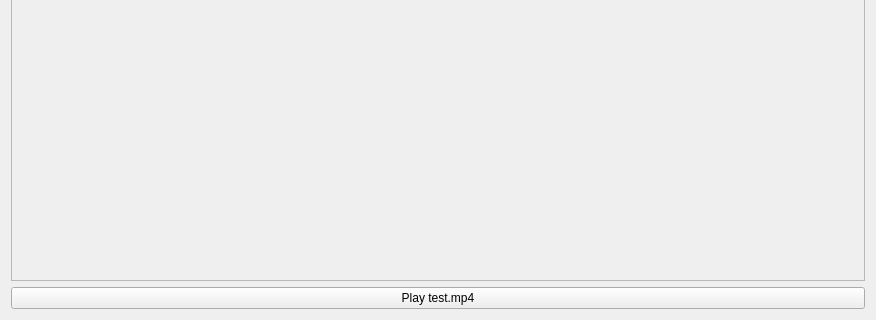
trafficman/commcut, file prototypes/SegmentDetector/mainwindow.ui: the form before one commit; both pictures show x 0 to 876 and y 290 to 610 of the 876 by 610 pixel window.
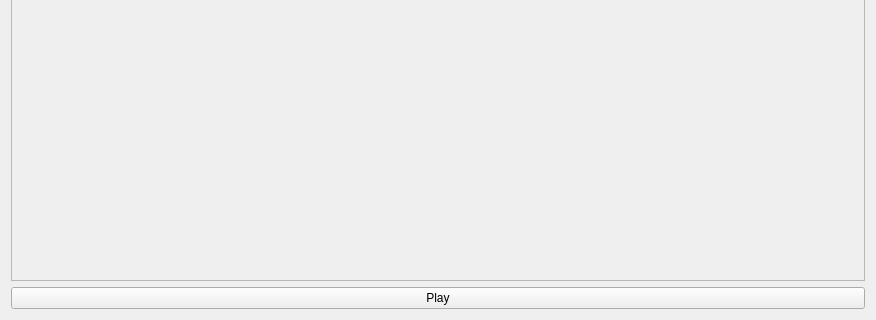
The form after the commit.

Commit message: implement mpv bridge + play/pause button

The edit to the form file:
```diff
--- a/prototypes/SegmentDetector/mainwindow.ui
+++ b/prototypes/SegmentDetector/mainwindow.ui
@@ -33,7 +33,7 @@
    <item>
     <widget class="QPushButton" name="playPause">
      <property name="text">
-      <string>Play test.mp4</string>
+      <string>Play</string>
      </property>
     </widget>
    </item>
```
The commit also changes 1 other file.
